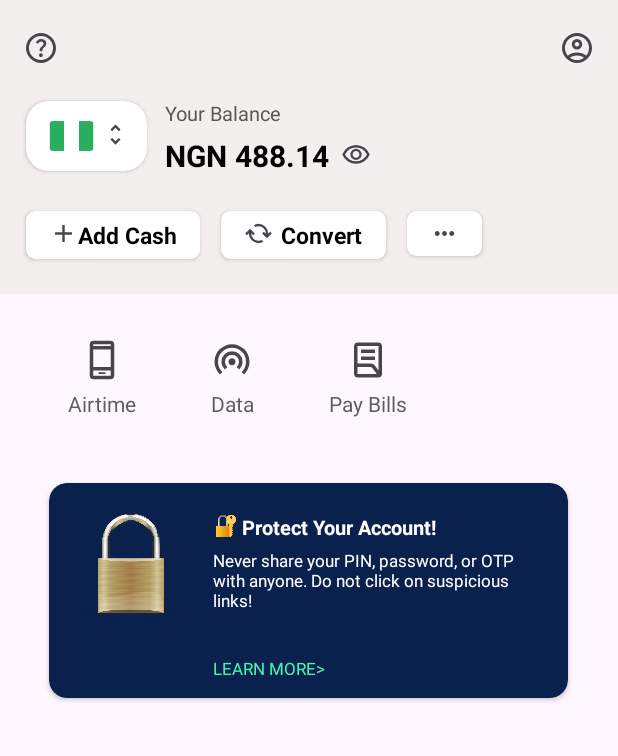
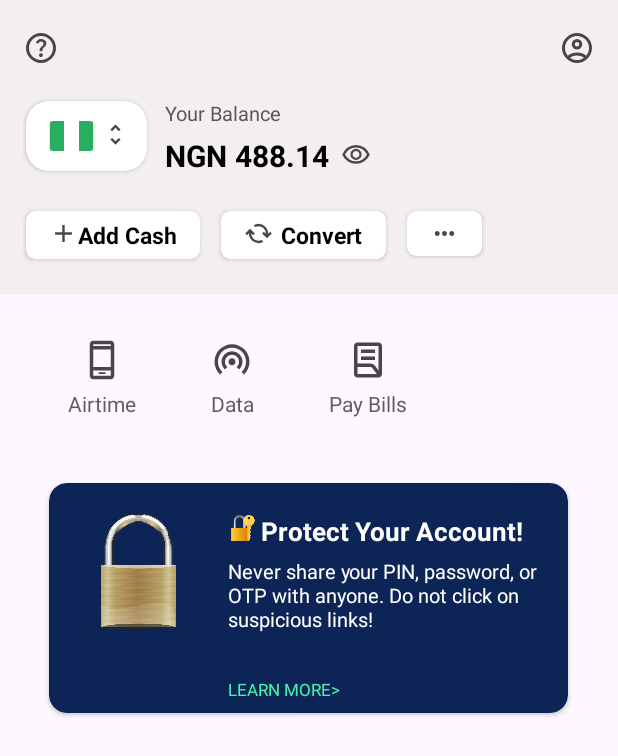
Before and after one commit to adeleyeayodeji/chipper-cash-android-clone, an Android app: the screen it shows after launch (MainActivity), on a phone screen of 412 x 824 dp. Shown: the top 756 px of the screen. Run offline under Robolectric (Android 15) with nearby library versions, the phone set to English and light mode, and no system bars.

```diff
--- a/app/src/main/res/layout/activity_main.xml
+++ b/app/src/main/res/layout/activity_main.xml
@@ -78,12 +78,12 @@
 
         <androidx.cardview.widget.CardView
             android:layout_width="350dp"
-            android:layout_height="150dp"
+            android:layout_height="160dp"
             app:cardCornerRadius="12dp"
-            app:cardBackgroundColor="#0A204D"
+            app:cardBackgroundColor="#0C2456"
             app:cardPreventCornerOverlap="false"
             app:cardUseCompatPadding="true"
-            app:contentPaddingBottom="15dp"
+            app:contentPaddingBottom="10dp"
             app:contentPaddingLeft="20dp"
             app:contentPaddingRight="20dp"
             app:contentPaddingTop="20dp"
@@ -96,8 +96,8 @@
 
 
                     <ImageView
-                        android:layout_width="69dp"
-                        android:layout_height="69dp"
+                        android:layout_width="79dp"
+                        android:layout_height="79dp"
                         android:src="@drawable/padlock" />
 
                     <androidx.appcompat.widget.LinearLayoutCompat
@@ -112,8 +112,8 @@
                             android:layout_height="wrap_content">
 
                             <ImageView
-                                android:layout_width="17dp"
-                                android:layout_height="17dp"
+                                android:layout_width="20dp"
+                                android:layout_height="20dp"
                                 android:src="@drawable/padlock_withey" />
 
                             <TextView
@@ -121,7 +121,7 @@
                                 android:layout_height="wrap_content"
                                 android:text="Protect Your Account!"
                                 android:textColor="#FFFFFF"
-                                android:textSize="13sp"
+                                android:textSize="17sp"
                                 android:textStyle="bold"
                                 android:layout_marginStart="2dp"
                                 />
@@ -133,7 +133,7 @@
                             android:layout_height="wrap_content"
                             android:text="Never share your PIN, password, or OTP with anyone. Do not click on suspicious links!"
                             android:textColor="#FFFFFF"
-                            android:textSize="11sp"
+                            android:textSize="13sp"
                             android:layout_marginTop="5dp"
                             />
 
```
